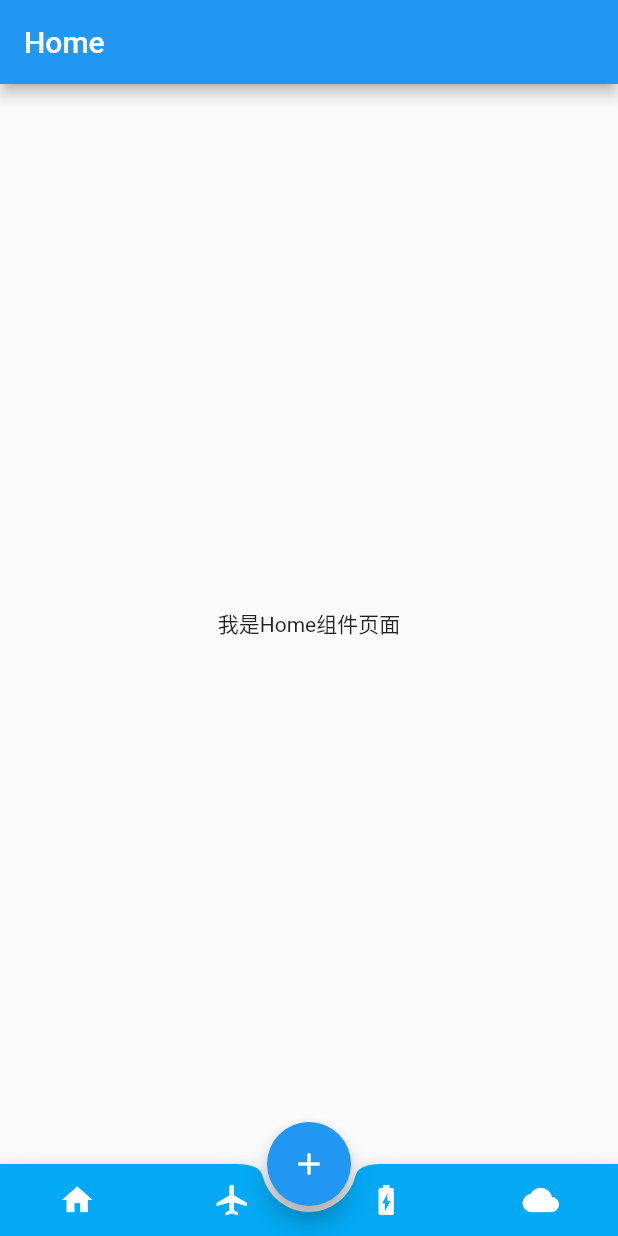
After one commit to webbx/flutterDemo, a Flutter app: the BottomAppBarDemo screen opened directly, item 2 of the bottom bar chosen, after a tap on the "home" icon, on a phone screen of 412 x 824 dp. The commit adds this screen. Run offline on Flutter 3.47's test engine with Material 2 defaults, Android fonts, the phone set to English and light mode, and no system bars.

Commit message:
message:增加不规则导航栏demo

```diff
--- a/lib/demo01/Nav.dart
+++ b/lib/demo01/Nav.dart
@@ -36,9 +36,6 @@ class _BottomNavigationWidgetState extends State<BottomNavigationWidget> with Si
     // 列表
     List<Widget> list = List();
     final _BottomNavigationWidgetColor = Colors.blue;
-
-
-
     // 充重写initState方法
     @override
     void initState() {
--- /dev/null
+++ b/lib/demo02/BottomAppBarDemo.dart
@@ -0,0 +1,90 @@
+import 'package:flutter/material.dart';
+import 'package:flutter_app/demo01/pages/Home.dart';
+import './EachView.dart';
+class BottomAppBarDemo extends StatefulWidget {
+    @override
+    _BottomAppBarDemoState createState() => _BottomAppBarDemoState();
+}
+
+class _BottomAppBarDemoState extends State<BottomAppBarDemo> {
+    List<Widget> _eachView;
+    int _index = 0;
+
+    @override
+    void initState() {
+        _eachView = List();
+        _eachView..add(EachView('Home'))
+        ..add(EachView('airPort'))
+        ..add(EachView('bettary'))
+        ..add(EachView('cloud'));
+        super.initState();
+    }
+    @override
+    Widget build(BuildContext context) {
+        return Scaffold(
+            // 可交互浮动按钮
+            floatingActionButton: FloatingActionButton(
+                onPressed: () => {
+                    // 新增一个路由，进行页面跳转
+                    Navigator.of(context).push(MaterialPageRoute(builder: (BuildContext context) {
+                        return EachView('new page');
+                    }))
+                },
+                tooltip: '新增',
+                child: Icon(
+                    Icons.add,
+                    color: Colors.white,
+                ),
+            ),
+            // 融合flb与navigationBar
+            floatingActionButtonLocation: FloatingActionButtonLocation.centerDocked,
+            bottomNavigationBar: BottomAppBar(
+                color: Colors.lightBlue,
+                shape: CircularNotchedRectangle(),
+                child: Row(
+                    mainAxisAlignment: MainAxisAlignment.spaceAround,
+                    mainAxisSize: MainAxisSize.max,
+                    children: <Widget>[
+                        IconButton(
+                            icon: Icon(Icons.home),
+                            color: Colors.white,
+                            onPressed: () => {
+                                setState(() => {
+                                    _index = 0
+                                })
+                            }
+                        ),
+                        IconButton(
+                            icon: Icon(Icons.airplanemode_active),
+                            color: Colors.white,
+                            onPressed: () => {
+                                setState(() => {
+                                    _index = 1
+                                })
+                            }
+                        ),
+                        IconButton(
+                            icon: Icon(Icons.battery_charging_full),
+                            color: Colors.white,
+                            onPressed: () => {
+                                setState(() => {
+                                    _index = 2
+                                })
+                            }
+                        ),
+                        IconButton(
+                            icon: Icon(Icons.wb_cloudy),
+                            color: Colors.white,
+                            onPressed: () => {
+                                setState(() => {
+                                    _index = 3
+                                })
+                            }
+                        ),
+                    ],
+                ),
+            ),
+            body: _eachView[_index],
+        );
+    }
+}
--- /dev/null
+++ b/lib/demo02/EachView.dart
@@ -0,0 +1,20 @@
+import 'package:flutter/material.dart';
+
+class EachView extends StatefulWidget {
+    String _title;
+    EachView(this._title);
+    @override
+    _State createState() => _State();
+}
+
+class _State extends State<EachView> {
+    @override
+    Widget build(BuildContext context) {
+        return Scaffold(
+            appBar: AppBar(title: Text(widget._title)),
+            body: Center(
+                child: Text('我是'+ widget._title + '组件页面'),
+            ),
+        );
+    }
+}
--- /dev/null
+++ b/lib/demo02/Nav.dart
@@ -0,0 +1,17 @@
+import 'package:flutter/material.dart';
+import './BottomAppBarDemo.dart';
+void main() => runApp(Nav());
+
+class Nav extends StatelessWidget {
+    @override
+    Widget build(BuildContext context) {
+        return MaterialApp(
+            title: 'Demo',
+            // 自定义主题
+            theme: ThemeData(
+                primarySwatch: Colors.lightBlue
+            ),
+            home: BottomAppBarDemo()
+        );
+    }
+}
```
